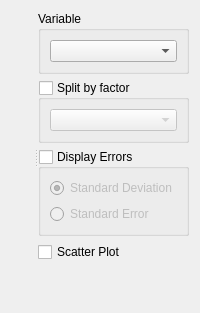
First picture: the form in tse_analytics/views/data/data_plot_widget.ui, repository TSE-Systems/tse-analytics, before the edit.
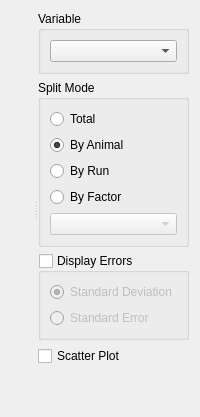
Second picture: the form after the edit. Custom widgets are drawn as their Qt base class.

Commit message: UI tweaks for new split modes (Total, Animal, Run, Factor).

The edit to the form file:
```diff
--- a/tse_analytics/views/data/data_plot_widget.ui
+++ b/tse_analytics/views/data/data_plot_widget.ui
@@ -33,17 +33,46 @@
        <item>
         <widget class="QGroupBox" name="groupBoxFactor">
          <property name="title">
-          <string>Split by factor</string>
+          <string>Split Mode</string>
          </property>
-         <property name="checkable">
-          <bool>true</bool>
-         </property>
-         <property name="checked">
-          <bool>false</bool>
-         </property>
-         <layout class="QVBoxLayout" name="verticalLayout_4">
+         <layout class="QVBoxLayout" name="verticalLayout_7">
           <item>
-           <widget class="FactorSelector" name="factorSelector"/>
+           <widget class="QRadioButton" name="radioButtonSplitTotal">
+            <property name="text">
+             <string>Total</string>
+            </property>
+           </widget>
+          </item>
+          <item>
+           <widget class="QRadioButton" name="radioButtonSplitByAnimal">
+            <property name="text">
+             <string>By Animal</string>
+            </property>
+            <property name="checked">
+             <bool>true</bool>
+            </property>
+           </widget>
+          </item>
+          <item>
+           <widget class="QRadioButton" name="radioButtonSplitByRun">
+            <property name="text">
+             <string>By Run</string>
+            </property>
+           </widget>
+          </item>
+          <item>
+           <widget class="QRadioButton" name="radioButtonSplitByFactor">
+            <property name="text">
+             <string>By Factor</string>
+            </property>
+           </widget>
+          </item>
+          <item>
+           <widget class="FactorSelector" name="factorSelector">
+            <property name="enabled">
+             <bool>false</bool>
+            </property>
+           </widget>
           </item>
          </layout>
         </widget>
```
Left out of the diff: 2 changed lines with no effect on the pictures. The commit also changes 22 other files.
